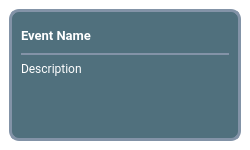
botorabi/Meet4Eat-Desktop, file src/app/gui/forms/widgeteventitem.ui: the form before one commit.
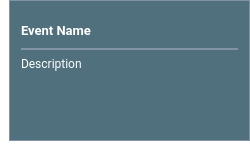
The form after the commit. Icons and pictures are not drawn.

```diff
--- a/src/app/gui/forms/widgeteventitem.ui
+++ b/src/app/gui/forms/widgeteventitem.ui
@@ -41,10 +41,10 @@
     <number>9</number>
    </property>
    <property name="topMargin">
-    <number>9</number>
+    <number>0</number>
    </property>
    <property name="rightMargin">
-    <number>9</number>
+    <number>0</number>
    </property>
    <property name="bottomMargin">
     <number>9</number>
@@ -53,8 +53,8 @@
     <widget class="QGroupBox" name="groupBoxMain">
      <property name="styleSheet">
       <string notr="true">#groupBoxMain {
-  border-radius: 10px;
-  border: 3px solid rgb(131, 147, 167);
+  border-radius: 0px;
+  border: 1px solid rgb(131, 147, 167);
   background-color: rgb(80,112,125);
 }</string>
      </property>
```
Left out of the diff: 2 changed lines with no effect on the pictures.
